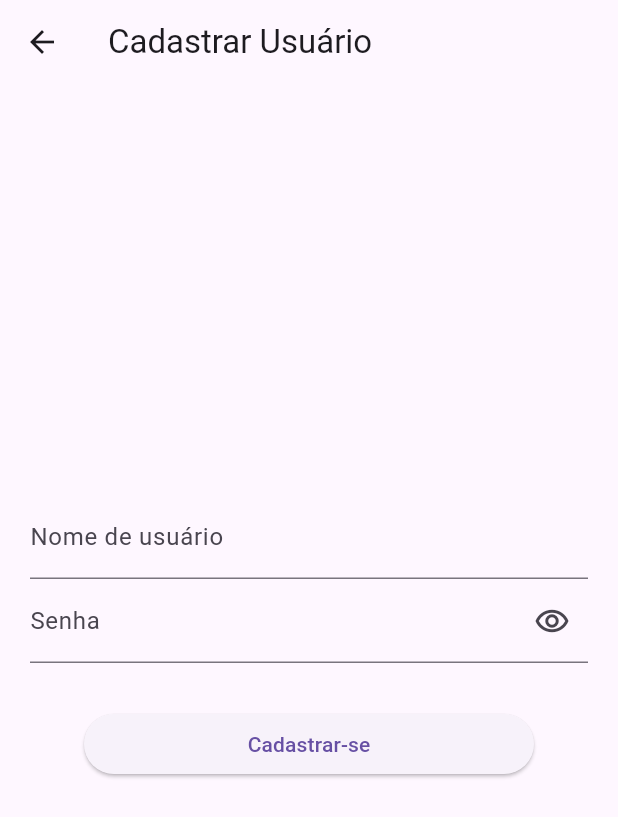
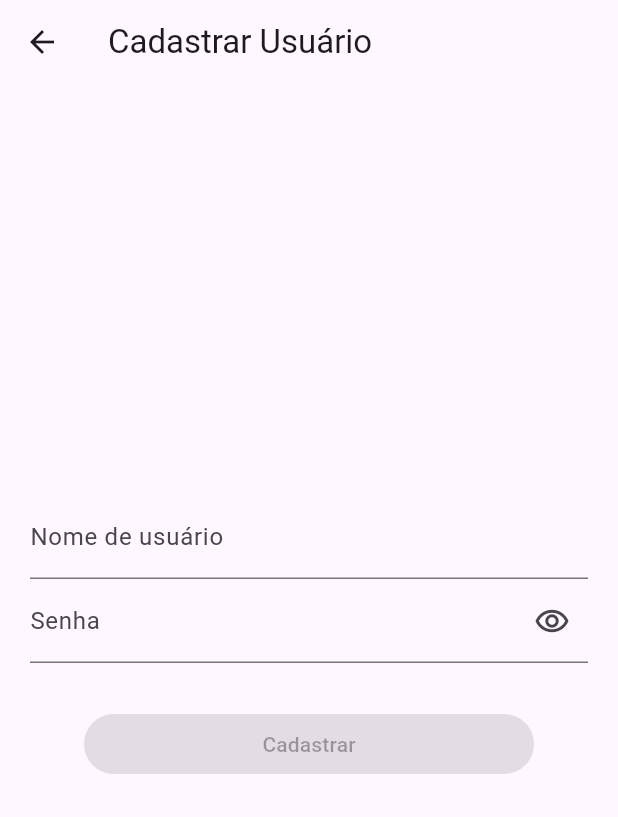
Before and after one commit to eduardo-evaristo/forcadevenda, a Flutter app: the CadastroUsuarioListScreen screen opened by its route, after a tap on the "add" icon, on a phone screen of 412 x 824 dp. Shown: the top 817 px of the screen. Run offline on Flutter 3.47's test engine with Material 3 defaults, Android fonts, the phone set to English and light mode, and no system bars; statements that could not run were skipped.

Commit message:
feat: add visual tweaks for usuarios editing

```diff
--- a/lib/cadastroUsuarioScreen.dart
+++ b/lib/cadastroUsuarioScreen.dart
@@ -1,3 +1,5 @@
+import 'dart:ffi';
+
 import 'package:flutter/material.dart';
 import 'package:projeto/controladoraUsuario.dart';
 import 'package:projeto/error.dart';
@@ -5,7 +7,9 @@ import 'package:projeto/error.dart';
 enum _errorEnum { usuario, senha }
 
 class Cadastrousuarioscreen extends StatefulWidget {
-  const Cadastrousuarioscreen({super.key});
+  const Cadastrousuarioscreen({super.key, this.usuarioToBeUpdated});
+  // Making it optional
+  final Usuario? usuarioToBeUpdated;
 
   @override
   State<Cadastrousuarioscreen> createState() => _CadastrousuarioscreenState();
@@ -53,8 +57,14 @@ class _CadastrousuarioscreenState extends State<Cadastrousuarioscreen> {
     });
   }
 
+  void setUpdatingInformation() {
+    if (widget.usuarioToBeUpdated == null) return;
+    _controllerNome.text = widget.usuarioToBeUpdated!.nome;
+  }
+
   @override
   void initState() {
+    setUpdatingInformation();
     controller.loadList();
     super.initState();
   }
@@ -102,9 +112,16 @@ class _CadastrousuarioscreenState extends State<Cadastrousuarioscreen> {
                   width: 300,
                   margin: EdgeInsets.symmetric(vertical: 30),
                   child: ElevatedButton(
-                    onPressed: _saveUser,
+                    onPressed:
+                        widget.usuarioToBeUpdated == null
+                            ? _saveUser
+                            : _editUser,
 
-                    child: Text('Cadastrar-se'),
+                    child: Text(
+                      widget.usuarioToBeUpdated == null
+                          ? 'Cadastrar'
+                          : 'Atualizar',
+                    ),
                   ),
                 ),
               ],
```
Also changed, not shown: lib/cadastroUsuarioListScreen.dart (+14 -0 lines).
